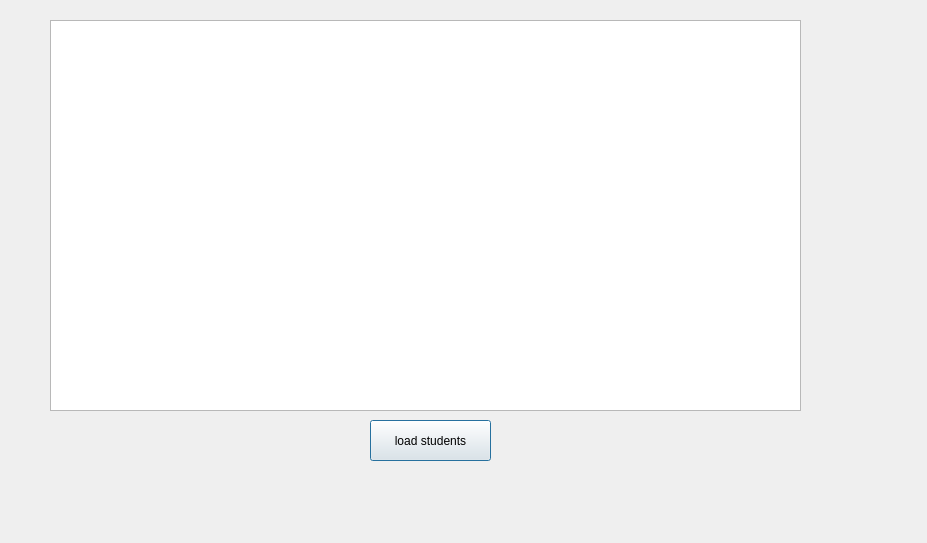
The window that bms/view_student.ui (MythicSTR/bms-project) describes before a commit, drawn with Qt 5.
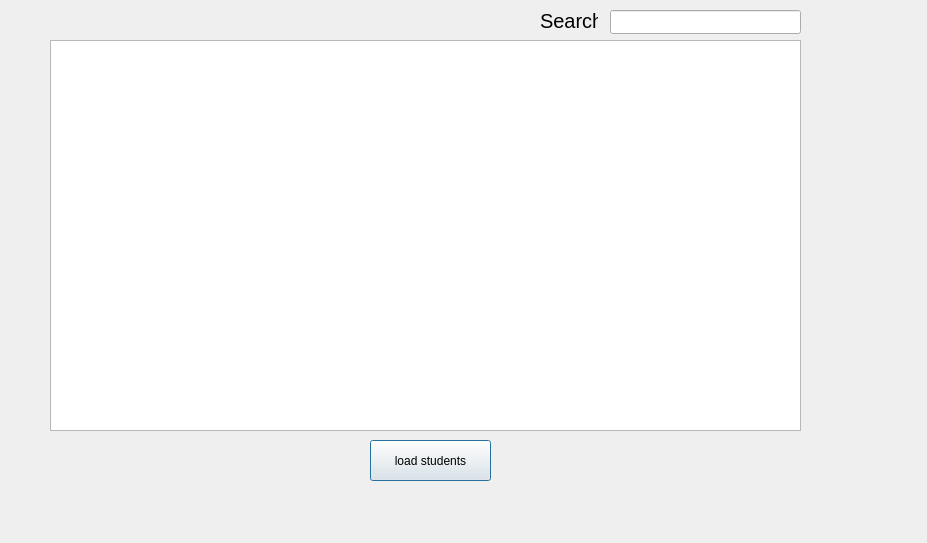
The same window after the commit.

Commit message: Added delete student

```diff
--- a/bms/view_student.ui
+++ b/bms/view_student.ui
@@ -17,7 +17,7 @@
    <property name="geometry">
     <rect>
      <x>370</x>
-     <y>420</y>
+     <y>440</y>
      <width>121</width>
      <height>41</height>
     </rect>
@@ -30,12 +30,40 @@
    <property name="geometry">
     <rect>
      <x>50</x>
-     <y>20</y>
+     <y>40</y>
      <width>751</width>
      <height>391</height>
     </rect>
    </property>
   </widget>
+  <widget class="QLineEdit" name="filter">
+   <property name="geometry">
+    <rect>
+     <x>610</x>
+     <y>10</y>
+     <width>191</width>
+     <height>24</height>
+    </rect>
+   </property>
+  </widget>
+  <widget class="QLabel" name="label">
+   <property name="geometry">
+    <rect>
+     <x>540</x>
+     <y>11</y>
+     <width>58</width>
+     <height>20</height>
+    </rect>
+   </property>
+   <property name="font">
+    <font>
+     <pointsize>15</pointsize>
+    </font>
+   </property>
+   <property name="text">
+    <string>Search</string>
+   </property>
+  </widget>
  </widget>
  <resources/>
  <connections/>
```
The commit also changes 12 other files.
